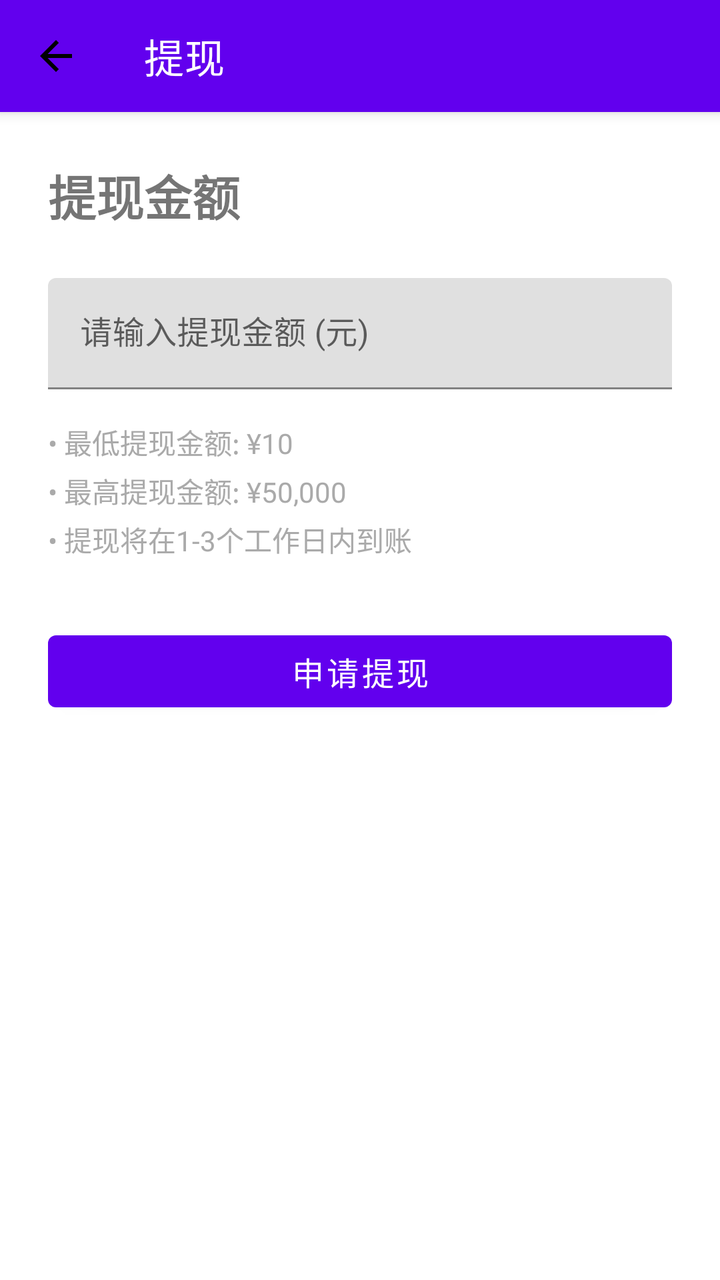
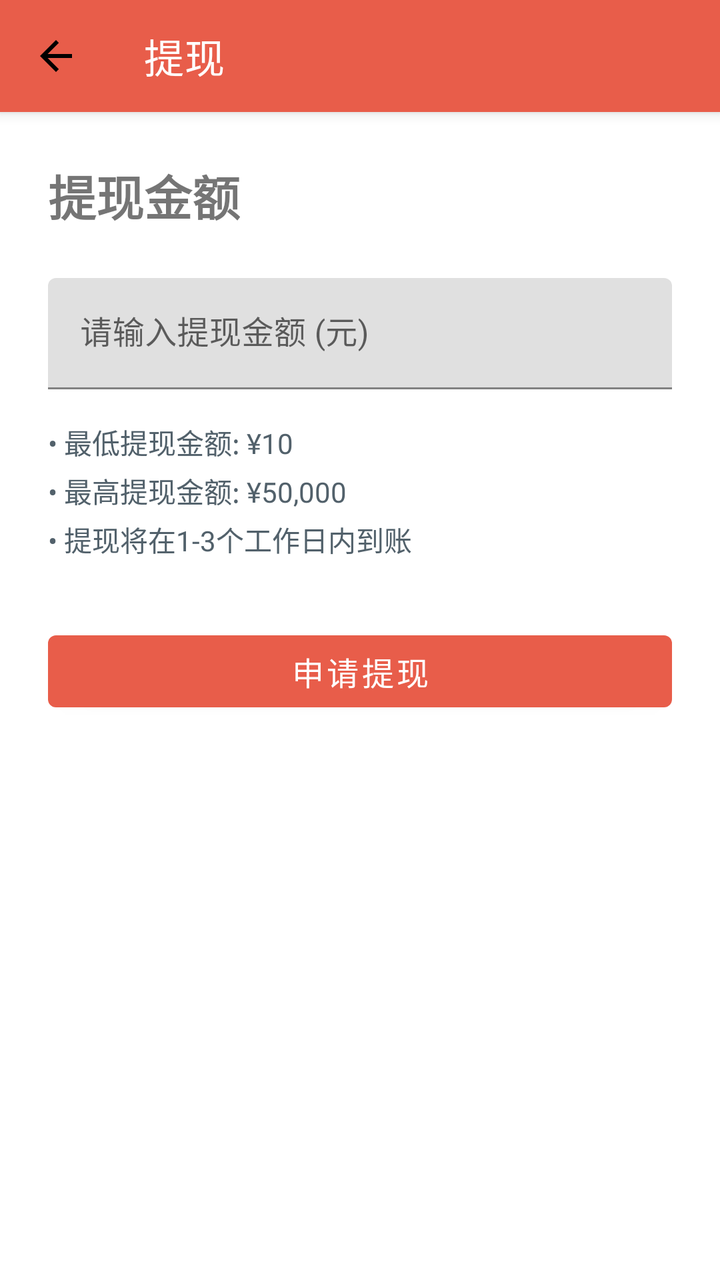

The first picture is an Android layout as it rendered before a commit; the second is the same layout after the commit. The layout source and the unified diff follow.
<!-- AndroidManifest.xml: activity theme Theme.WeightLossBetting -->
<!-- res/layout/activity_withdraw.xml -->
<?xml version="1.0" encoding="utf-8"?>
<LinearLayout xmlns:android="http://schemas.android.com/apk/res/android"
    xmlns:app="http://schemas.android.com/apk/res-auto"
    android:layout_width="match_parent"
    android:layout_height="match_parent"
    android:orientation="vertical">

    <com.google.android.material.appbar.MaterialToolbar
        android:id="@+id/toolbar"
        android:layout_width="match_parent"
        android:layout_height="?attr/actionBarSize"
        android:background="?attr/colorPrimary"
        android:elevation="4dp"
        app:title="提现"
        app:titleTextColor="@android:color/white"
        app:navigationIcon="@drawable/ic_arrow_back" />

    <LinearLayout
        android:layout_width="match_parent"
        android:layout_height="wrap_content"
        android:orientation="vertical"
        android:padding="24dp">

        <TextView
            android:layout_width="wrap_content"
            android:layout_height="wrap_content"
            android:text="提现金额"
            android:textSize="24sp"
            android:textStyle="bold"
            android:layout_marginBottom="24dp" />

        
        <com.google.android.material.textfield.TextInputLayout
            android:layout_width="match_parent"
            android:layout_height="wrap_content"
            android:hint="请输入提现金额 (元)"
            android:layout_marginBottom="16dp">

            <com.google.android.material.textfield.TextInputEditText
                android:id="@+id/etAmount"
                android:layout_width="match_parent"
                android:layout_height="wrap_content"
                android:inputType="numberDecimal" />
        </com.google.android.material.textfield.TextInputLayout>

        
        <TextView
            android:layout_width="wrap_content"
            android:layout_height="wrap_content"
            android:text="• 最低提现金额: ¥10\n• 最高提现金额: ¥50,000\n• 提现将在1-3个工作日内到账"
            android:textSize="14sp"
            android:textColor="@android:color/darker_gray"
            android:lineSpacingExtra="4dp"
            android:layout_marginBottom="32dp" />

        
        <Button
            android:id="@+id/btnWithdraw"
            android:layout_width="match_parent"
            android:layout_height="wrap_content"
            android:text="申请提现"
            android:textSize="16sp" />

        
        <ProgressBar
            android:id="@+id/progressBar"
            android:layout_width="wrap_content"
            android:layout_height="wrap_content"
            android:layout_gravity="center"
            android:layout_marginTop="16dp"
            android:visibility="gone" />

    </LinearLayout>

</LinearLayout>
<!-- resources referenced by this layout -->
<resources>
  <!-- drawable ic_arrow_back (drawable) -->
  <vector xmlns:android="http://schemas.android.com/apk/res/android"
      android:width="24dp"
      android:height="24dp"
      android:viewportWidth="24"
      android:viewportHeight="24">
      <path
          android:fillColor="#000000"
          android:pathData="M20,11H7.83l5.59,-5.59L12,4l-8,8 8,8 1.41,-1.41L7.83,13H20v-2z"/>
  </vector>
  <style name="Theme.WeightLossBetting" parent="Theme.MaterialComponents.DayNight.NoActionBar">
          <item name="colorPrimary">@color/purple_500</item>
          <item name="colorPrimaryDark">@color/purple_700</item>
          <item name="colorAccent">@color/purple_200</item>
          <item name="android:statusBarColor">@color/purple_700</item>
          
          
          <item name="XUIThemeStyle">@style/XUITheme.Phone</item>
      </style>
  <color name="purple_500">#FF6200EE</color>
  <color name="purple_700">#FF3700B3</color>
  <color name="purple_200">#FFBB86FC</color>
</resources>

<!-- the commit's change to res/layout/activity_withdraw.xml (unified diff, before → after) -->
@@ -49,7 +49,7 @@
             android:layout_height="wrap_content"
             android:text="• 最低提现金额: ¥10\n• 最高提现金额: ¥50,000\n• 提现将在1-3个工作日内到账"
             android:textSize="14sp"
-            android:textColor="@android:color/darker_gray"
+            android:textColor="@color/xui_config_color_text_content"
             android:lineSpacingExtra="4dp"
             android:layout_marginBottom="32dp" />
 
<!-- resource entries referenced after the edit -->
@@ -1,5 +1,6 @@
 <!-- resources referenced by this layout -->
 <resources>
+  <color name="xui_config_color_text_content">#FF52616B</color>
   <!-- drawable ic_arrow_back (drawable) -->
   <vector xmlns:android="http://schemas.android.com/apk/res/android"
       android:width="24dp"
@@ -15,12 +16,14 @@
           <item name="colorPrimaryDark">@color/purple_700</item>
           <item name="colorAccent">@color/purple_200</item>
           <item name="android:statusBarColor">@color/purple_700</item>
+          <item name="android:navigationBarColor">@color/xui_config_color_background</item>
           
           
           <item name="XUIThemeStyle">@style/XUITheme.Phone</item>
       </style>
-  <color name="purple_500">#FF6200EE</color>
-  <color name="purple_700">#FF3700B3</color>
-  <color name="purple_200">#FFBB86FC</color>
+  <color name="purple_500">#FFE85D4A</color>
+  <color name="purple_700">#FFB94235</color>
+  <color name="purple_200">#FFF7B6A8</color>
+  <color name="xui_config_color_background">#FFF7F5F0</color>
 </resources>
 
